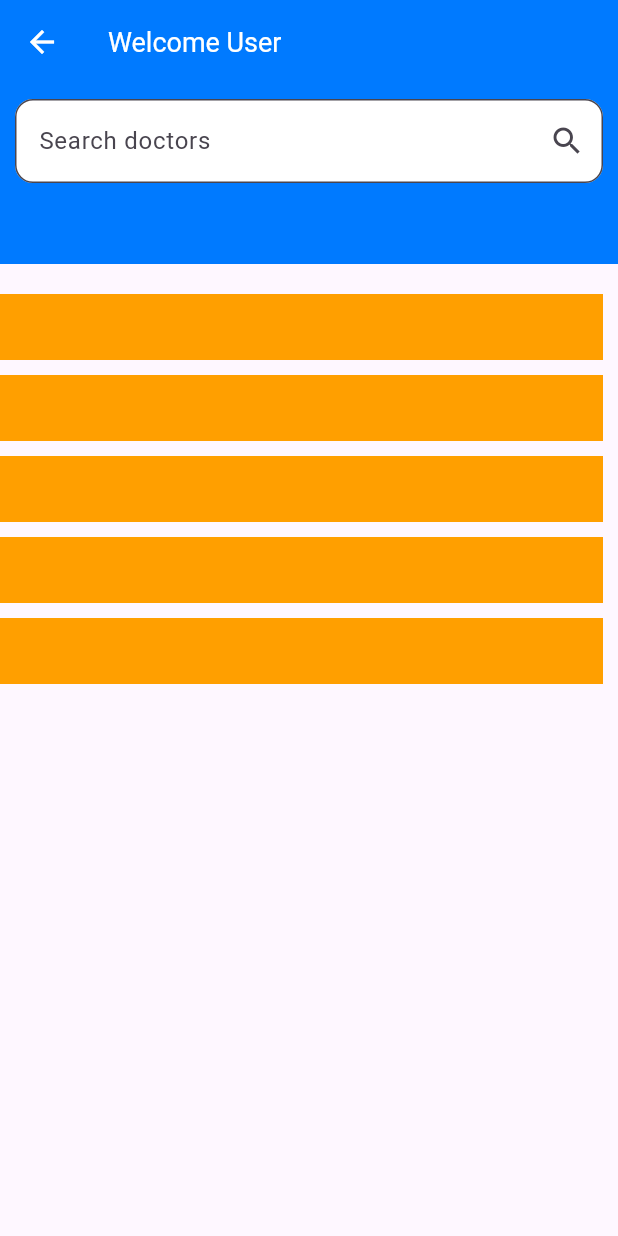
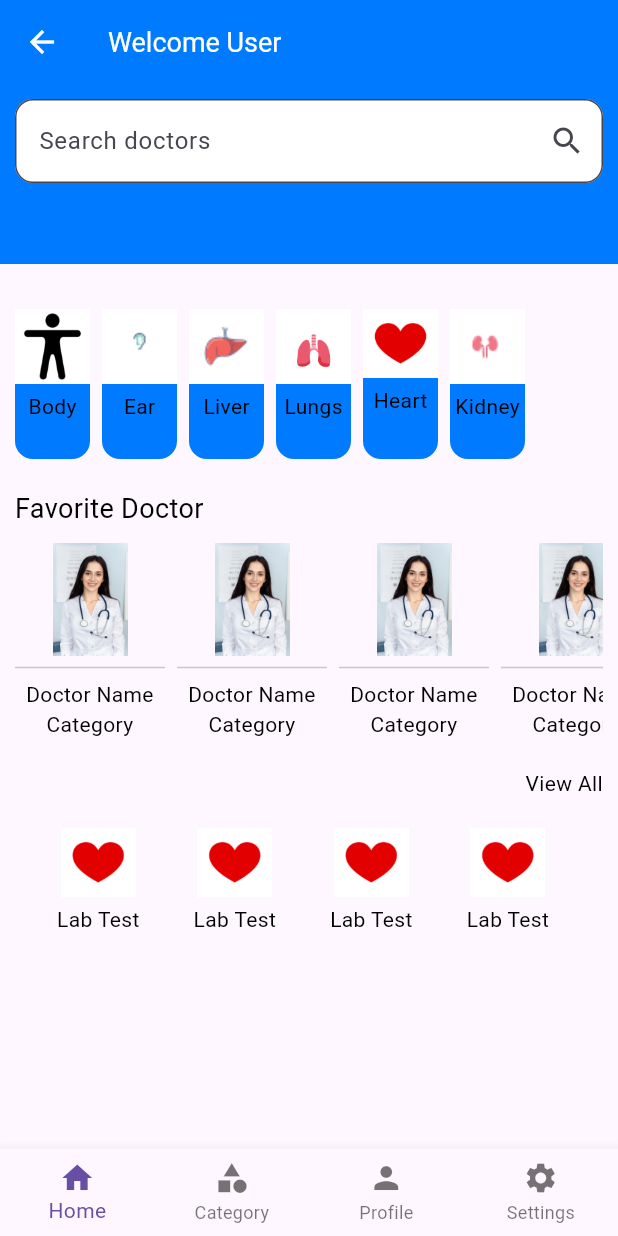
Before and after one commit to coderasmita/medical_app, a Flutter app: the screen it shows after launch, after a tap on "Login", on a phone screen of 412 x 824 dp. Run offline on Flutter 3.47's test engine with Material 3 defaults, Android fonts, the phone set to English and light mode, and no system bars; our stand-ins replace get, velocity_x; Roboto replaces fonts that are missing (nunitoBold).

Commit message:
dart fix --apply

```diff
--- a/lib/consts/images.dart
+++ b/lib/consts/images.dart
@@ -3,4 +3,11 @@ class AppAssets {
   static String sinup = 'assets/images/signup.png';
 
   // static String splash = 'assets/images/splash.png';
+  static String isBody = 'assets/images/isBody.png';
+  static String isEar = 'assets/images/isEar.png';
+  static String isHeart = 'assets/images/isHeart.png';
+  static String isKidney = 'assets/images/isKidney.png';
+  static String isLiver = 'assets/images/isLiver.png';
+  static String isLungs = 'assets/images/isLungs.png';
+  static String doctor = 'assets/images/doctor.png';
 }
--- /dev/null
+++ b/lib/consts/list.dart
@@ -0,0 +1,18 @@
+import 'package:medical_app/consts/consts.dart';
+
+var iconsList = [
+  AppAssets.isBody,
+  AppAssets.isEar,
+  AppAssets.isLiver,
+  AppAssets.isLungs,
+  AppAssets.isHeart,
+  AppAssets.isKidney,
+];
+var iconsTitleList = [
+  AppStrings.body,
+  AppStrings.ear,
+  AppStrings.liver,
+  AppStrings.lungs,
+  AppStrings.heart,
+  AppStrings.kidney,
+];
--- a/lib/consts/strings.dart
+++ b/lib/consts/strings.dart
@@ -20,5 +20,12 @@ class AppStrings {
       dontHaveAccount = "Don't have an account?",
       forgotPassword = "Forgot Password?",
       or = "or",
-      signUp = "Sign Up";
+      signUp = "Sign Up",
+      body = "Body",
+      ear = "Ear",
+      liver = "Liver",
+      lungs = "Lungs",
+      heart = "Heart",
+      kidney = "Kidney",
+      doctor = "Doctor";
 }
--- a/lib/main.dart
+++ b/lib/main.dart
@@ -1,7 +1,7 @@
 import 'package:flutter/material.dart';
 import 'package:get/get.dart';
 
-import 'views/login_view/login_view.dart';
+import 'screen/login_screen/login_screen.dart';
 
 void main() {
   runApp(const MyApp());
--- /dev/null
+++ b/lib/screen/home_screen/home.dart
@@ -0,0 +1,53 @@
+import 'package:flutter/material.dart';
+import 'package:medical_app/consts/colors.dart';
+
+import 'home_screen.dart';
+
+class Home extends StatefulWidget {
+  const Home({super.key});
+
+  @override
+  State<Home> createState() => _HomeState();
+}
+
+class _HomeState extends State<Home> {
+  int selectedIndex = 0;
+  List screenList = [
+    HomeView(),
+    Container(
+      color: Colors.blue,
+    ),
+    Container(
+      color: Colors.red,
+    ),
+    Container(
+      color: Colors.yellow,
+    ),
+  ];
+  @override
+  Widget build(BuildContext context) {
+    return Scaffold(
+      body: screenList.elementAt(selectedIndex),
+      bottomNavigationBar: BottomNavigationBar(
+        selectedLabelStyle: const TextStyle(
+          color: AppColors.bgColor,
+        ),
+        currentIndex: selectedIndex,
+        type: BottomNavigationBarType.fixed,
+        onTap: (value) {
+          setState(() {
+            selectedIndex = value;
+          });
+        },
+        items: const [
+          BottomNavigationBarItem(icon: Icon(Icons.home), label: 'Home'),
+          BottomNavigationBarItem(
+              icon: Icon(Icons.category), label: 'Category'),
+          BottomNavigationBarItem(icon: Icon(Icons.person), label: 'Profile'),
+          BottomNavigationBarItem(
+              icon: Icon(Icons.settings), label: 'Settings'),
+        ],
+      ),
+    );
+  }
+}
--- /dev/null
+++ b/lib/screen/home_screen/home_screen.dart
@@ -0,0 +1,158 @@
+import 'package:medical_app/components/custom_text_field.dart';
+import 'package:medical_app/consts/colors.dart';
+import 'package:medical_app/consts/consts.dart';
+import 'package:medical_app/consts/list.dart';
+import 'package:velocity_x/velocity_x.dart';
+
+class HomeView extends StatelessWidget {
+  const HomeView({super.key});
+
+  @override
+  Widget build(BuildContext context) {
+    return Scaffold(
+      appBar: AppBar(
+        iconTheme: const IconThemeData(color: Colors.white),
+        backgroundColor: AppColors.blueColor,
+        title: AppStyles.bold(
+            title: "${AppStrings.welcome} User",
+            size: AppSizes.size18,
+            color: const Color(0xffffffff)),
+      ),
+      body: SingleChildScrollView(
+        child: Column(
+          children: [
+            Container(
+              padding: const EdgeInsets.all(10),
+              height: 120,
+              color: AppColors.blueColor,
+              child: const CustomTextField(
+                hintText: AppStrings.search,
+                suffixIcon: Icon(Icons.search),
+              ),
+            ),
+            20.heightBox,
+            Padding(
+              padding: const EdgeInsets.all(10),
+              child: Column(
+                children: [
+                  SizedBox(
+                    height: 100,
+                    child: ListView.separated(
+                      physics: const BouncingScrollPhysics(),
+                      scrollDirection: Axis.horizontal,
+                      itemCount: 6,
+                      separatorBuilder: (context, index) =>
+                          const SizedBox(height: 10),
+                      itemBuilder: (BuildContext context, int index) {
+                        return GestureDetector(
+                          onTap: () {},
+                          child: Container(
+                            decoration: BoxDecoration(
+                              color: AppColors.blueColor,
+                              borderRadius: BorderRadius.circular(12),
+                            ),
+                            margin: const EdgeInsets.only(right: 8),
+
+                            // constraints:
+                            //     const BoxConstraints(maxHeight: 10, minHeight: 10),
+
+                            child: Column(
+                              children: [
+                                Image.asset(
+                                  iconsList[index],
+                                  width: 50,
+                                ),
+                                5.heightBox,
+                                AppStyles.normal(
+                                  title: iconsTitleList[index],
+                                  size: AppSizes.size18,
+                                  color: const Color(0xffffffff),
+                                ),
+                              ],
+                            ),
+                          ),
+                        );
+                      },
+                    ),
+                  ),
+                  20.heightBox,
+                  Align(
+                    alignment: Alignment.centerLeft,
+                    child: AppStyles.bold(
+                      title: "Favorite Doctor",
+                      color: AppColors.textColor,
+                      size: AppSizes.size18,
+                    ),
+                  ),
+                  // List view icon and name
+                  10.heightBox,
+                  SizedBox(
+                    height: 150,
+                    child: ListView.builder(
+                      physics: const BouncingScrollPhysics(),
+                      scrollDirection: Axis.horizontal,
+                      itemCount: 6,
+                      itemBuilder: (BuildContext context, int index) {
+                        return Container(
+                          margin: EdgeInsets.only(right: 8),
+                          height: 100,
+                          width: 100,
+                          child: Column(
+                            children: [
+                              Image.asset(
+                                AppAssets.doctor,
+                                width: 50,
+                              ),
+                              Divider(),
+                              AppStyles.normal(
+                                title: "Doctor Name",
+                              ),
+                              AppStyles.normal(
+                                title: "Category",
+                              ),
+                            ],
+                          ),
+                        );
+                      },
+                    ),
+                  ),
+                  GestureDetector(
+                    onTap: () {},
+                    child: Align(
+                      alignment: Alignment.centerRight,
+                      child: AppStyles.normal(
+                          title: "View All", color: AppColors.blueColor),
+                    ),
+                  ),
+                  20.heightBox,
+                  Row(
+                    mainAxisAlignment: MainAxisAlignment.spaceEvenly,
+                    children: List.generate(
+                      4,
+                      (index) => Container(
+                        margin: EdgeInsets.only(right: 8),
+                        height: 100,
+                        child: Column(
+                          children: [
+                            Image.asset(
+                              AppAssets.isHeart,
+                              width: 50,
+                            ),
+                            5.heightBox,
+                            AppStyles.normal(
+                              title: "Lab Test",
+                            )
+                          ],
+                        ),
+                      ),
+                    ),
+                  ),
+                ],
+              ),
+            ),
+          ],
+        ),
+      ),
+    );
+  }
+}
--- a/lib/views/signup_view/signup_view.dart
+++ b/lib/screen/login_screen/login_screen.dart
@@ -1,25 +1,24 @@
 import 'package:medical_app/consts/consts.dart';
-import 'package:medical_app/views/login_view/login_view.dart';
+import 'package:medical_app/screen/home_screen/home_screen.dart';
 import 'package:velocity_x/velocity_x.dart';
 
 import '../../components/primary_button.dart';
 import '../../components/custom_text_field.dart';
 import '../../consts/colors.dart';
+import '../home_screen/home.dart';
+import '../signup_screen/signup_screen.dart';
 
-class SignupView extends StatefulWidget {
-  const SignupView({super.key});
+class LoginView extends StatefulWidget {
+  const LoginView({super.key});
 
   @override
-  State<SignupView> createState() => _SignupViewState();
+  State<LoginView> createState() => _LoginViewState();
 }
 
-class _SignupViewState extends State<SignupView> {
+class _LoginViewState extends State<LoginView> {
   bool isVisibility = true;
-  bool isConfirmVisibility = true;
   final TextEditingController _emailController = TextEditingController();
   final TextEditingController _passwordController = TextEditingController();
-  final TextEditingController _confirmPasswordController =
-      TextEditingController();
   @override
   Widget build(BuildContext context) {
     return Scaffold(
@@ -34,22 +33,20 @@ class _SignupViewState extends State<SignupView> {
                   child: Column(
                     children: [
                       Image.asset(
-                        AppAssets.sinup,
+                        AppAssets.logo,
+                        height: 200,
                       ),
                       10.heightBox,
-
                       AppStyles.bold(
-                          title: AppStrings.signupNow,
-                          size: AppSizes.size18,
-                          alignment: TextAlign.center),
+                          title: AppStrings.welcomeBack,
+                          size: AppSizes.size20,
+                          color: AppColors.textColor),
+                      AppStyles.bold(title: AppStrings.weAreExcited),
                       70.heightBox,
-                      //fullname
-                      const CustomTextField(hintText: AppStrings.fullname),
-                      10.heightBox,
                       CustomTextField(
                         textInputType: TextInputType.emailAddress,
                         hintText: AppStrings.email,
-                        // prefixicon: const Icon(Icons.email),
+                        prefixicon: const Icon(Icons.email),
                         textEditingController: _emailController,
                       ),
                       10.heightBox,
@@ -57,7 +54,7 @@ class _SignupViewState extends State<SignupView> {
                       CustomTextField(
                         obscureText: isVisibility,
                         hintText: AppStrings.password,
-                        // prefixicon: const Icon(Icons.lock),
+                        prefixicon: const Icon(Icons.lock),
                         textEditingController: _passwordController,
                         suffixIcon: InkWell(
                             onTap: () {
@@ -69,34 +66,18 @@ class _SignupViewState extends State<SignupView> {
                                 ? Icons.visibility
                                 : Icons.visibility_off)),
                       ),
-                      10.heightBox,
-                      //confirm password
-                      CustomTextField(
-                        obscureText: isConfirmVisibility,
-                        hintText: AppStrings.confirmPassword,
-                        // prefixicon: const Icon(Icons.lock),
-                        textEditingController: _confirmPasswordController,
-                        suffixIcon: InkWell(
-                            onTap: () {
-                              setState(() {
-                                isConfirmVisibility = !isConfirmVisibility;
-                              });
-                            },
-                            child: Icon(isConfirmVisibility
-                                ? Icons.visibility
-                                : Icons.visibility_off)),
-                      ),
-
-                      10.heightBox,
-                      const CustomTextField(
-                        hintText: AppStrings.phoneNumber,
-                        textInputType: TextInputType.phone,
+                      20.heightBox,
+                      Align(
+                        alignment: Alignment.centerRight,
+                        child: AppStrings.forgotPassword.text.make(),
                       ),
                       20.heightBox,
-
                       PrimaryButton(
-                        title: AppStrings.signUp,
-                        onPressed: () {},
+                        title: AppStrings.login,
+                        onPressed: () {
+                          Get.to(() => const Home(),
+                              transition: Transition.zoom);
+                        },
                         color: Colors.white,
                       ),
                     ],
@@ -106,13 +87,17 @@ class _SignupViewState extends State<SignupView> {
               Row(
                 mainAxisAlignment: MainAxisAlignment.center,
                 children: [
-                  AppStrings.alreadyHaveAccount.text.make(),
+                  InkWell(
+                      onTap: () {
+                        Get.to(() => const SignupView());
+                      },
+                      child: AppStrings.dontHaveAccount.text.make()),
                   8.widthBox,
                   GestureDetector(
                     onTap: () {
-                      Get.to(() => const LoginView());
+                      Get.to(() => const SignupView());
                     },
-                    child: AppStrings.login.text
+                    child: AppStrings.signUp.text
                         .color(AppColors.textColor)
                         .semiBold
                         .make(),
--- a/lib/views/login_view/login_view.dart
+++ b/lib/screen/signup_screen/signup_screen.dart
@@ -1,23 +1,25 @@
 import 'package:medical_app/consts/consts.dart';
-import 'package:medical_app/views/home_view/home_view.dart';
+import 'package:medical_app/screen/login_screen/login_screen.dart';
 import 'package:velocity_x/velocity_x.dart';
 
 import '../../components/primary_button.dart';
 import '../../components/custom_text_field.dart';
 import '../../consts/colors.dart';
-import '../signup_view/signup_view.dart';
 
-class LoginView extends StatefulWidget {
-  const LoginView({super.key});
+class SignupView extends StatefulWidget {
+  const SignupView({super.key});
 
   @override
-  State<LoginView> createState() => _LoginViewState();
+  State<SignupView> createState() => _SignupViewState();
 }
 
-class _LoginViewState extends State<LoginView> {
+class _SignupViewState extends State<SignupView> {
   bool isVisibility = true;
+  bool isConfirmVisibility = true;
   final TextEditingController _emailController = TextEditingController();
   final TextEditingController _passwordController = TextEditingController();
+  final TextEditingController _confirmPasswordController =
+      TextEditingController();
   @override
   Widget build(BuildContext context) {
     return Scaffold(
@@ -32,20 +34,22 @@ class _LoginViewState extends State<LoginView> {
                   child: Column(
                     children: [
                       Image.asset(
-                        AppAssets.logo,
-                        height: 200,
+                        AppAssets.sinup,
                       ),
                       10.heightBox,
+
                       AppStyles.bold(
-                          title: AppStrings.welcomeBack,
-                          size: AppSizes.size20,
-                          color: AppColors.textColor),
-                      AppStyles.bold(title: AppStrings.weAreExcited),
+                          title: AppStrings.signupNow,
+                          size: AppSizes.size18,
+                          alignment: TextAlign.center),
                       70.heightBox,
+                      //fullname
+                      const CustomTextField(hintText: AppStrings.fullname),
+                      10.heightBox,
                       CustomTextField(
                         textInputType: TextInputType.emailAddress,
                         hintText: AppStrings.email,
-                        prefixicon: const Icon(Icons.email),
+                        // prefixicon: const Icon(Icons.email),
                         textEditingController: _emailController,
                       ),
                       10.heightBox,
@@ -53,7 +57,7 @@ class _LoginViewState extends State<LoginView> {
                       CustomTextField(
                         obscureText: isVisibility,
                         hintText: AppStrings.password,
-                        prefixicon: const Icon(Icons.lock),
+                        // prefixicon: const Icon(Icons.lock),
                         textEditingController: _passwordController,
                         suffixIcon: InkWell(
                             onTap: () {
@@ -65,17 +69,35 @@ class _LoginViewState extends State<LoginView> {
                                 ? Icons.visibility
                                 : Icons.visibility_off)),
                       ),
-                      20.heightBox,
-                      Align(
-                        alignment: Alignment.centerRight,
-                        child: AppStrings.forgotPassword.text.make(),
+                      10.heightBox,
+                      //confirm password
+                      CustomTextField(
+                        obscureText: isConfirmVisibility,
+                        hintText: AppStrings.confirmPassword,
+                        // prefixicon: const Icon(Icons.lock),
+                        textEditingController: _confirmPasswordController,
+                        suffixIcon: InkWell(
+                            onTap: () {
+                              setState(() {
+                                isConfirmVisibility = !isConfirmVisibility;
+                              });
+                            },
+                            child: Icon(isConfirmVisibility
+                                ? Icons.visibility
+                                : Icons.visibility_off)),
+                      ),
+
+                      10.heightBox,
+                      const CustomTextField(
+                        hintText: AppStrings.phoneNumber,
+                        textInputType: TextInputType.phone,
                       ),
                       20.heightBox,
+
                       PrimaryButton(
-                        title: AppStrings.login,
+                        title: AppStrings.signUp,
                         onPressed: () {
-                          Get.to(() => const HomeView(),
-                              transition: Transition.zoom);
+                          Get.to(() => const LoginView());
                         },
                         color: Colors.white,
                       ),
@@ -86,13 +108,17 @@ class _LoginViewState extends State<LoginView> {
               Row(
                 mainAxisAlignment: MainAxisAlignment.center,
                 children: [
-                  AppStrings.dontHaveAccount.text.make(),
+                  InkWell(
+                      onTap: () {
+                        Get.to(() => const LoginView());
+                      },
+                      child: AppStrings.alreadyHaveAccount.text.make()),
                   8.widthBox,
                   GestureDetector(
                     onTap: () {
-                      Get.to(() => const SignupView());
+                      Get.to(() => const LoginView());
                     },
-                    child: AppStrings.signUp.text
+                    child: AppStrings.login.text
                         .color(AppColors.textColor)
                         .semiBold
                         .make(),
--- a/lib/views/home_view/home_view.dart
+++ /dev/null
@@ -1,52 +0,0 @@
-import 'package:medical_app/components/custom_text_field.dart';
-import 'package:medical_app/consts/colors.dart';
-import 'package:medical_app/consts/consts.dart';
-import 'package:velocity_x/velocity_x.dart';
-
-class HomeView extends StatelessWidget {
-  const HomeView({super.key});
-
-  @override
-  Widget build(BuildContext context) {
-    return Scaffold(
-      appBar: AppBar(
-        iconTheme: const IconThemeData(color: Colors.white),
-        backgroundColor: AppColors.blueColor,
-        title: AppStyles.bold(
-            title: "${AppStrings.welcome} User",
-            size: AppSizes.size18,
-            color: const Color(0xffffffff)),
-      ),
-      body: Column(
-        children: [
-          Container(
-            padding: const EdgeInsets.all(10),
-            height: 120,
-            color: AppColors.blueColor,
-            child: const CustomTextField(
-              hintText: AppStrings.search,
-              suffixIcon: Icon(Icons.search),
-            ),
-          ),
-          20.heightBox,
-          Expanded(
-            child: ListView.separated(
-              itemCount: 5,
-              separatorBuilder: (context, index) => const SizedBox(height: 10),
-              itemBuilder: (BuildContext context, int index) {
-                return Container(
-                  margin: const EdgeInsets.only(right: 10),
-                  height: 44,
-                  width: 44,
-                  constraints:
-                      const BoxConstraints(maxHeight: 44, minHeight: 44),
-                  color: AppColors.yelloColor,
-                );
-              },
-            ),
-          ),
-        ],
-      ),
-    );
-  }
-}
```
Also changed, not shown: assets/images/doctor.png (added), assets/images/isBody.png (added), assets/images/isEar.png (added), assets/images/isHeart.png (added), assets/images/isKidney.png (added), assets/images/isLiver.png (added), assets/images/isLungs.png (added).
